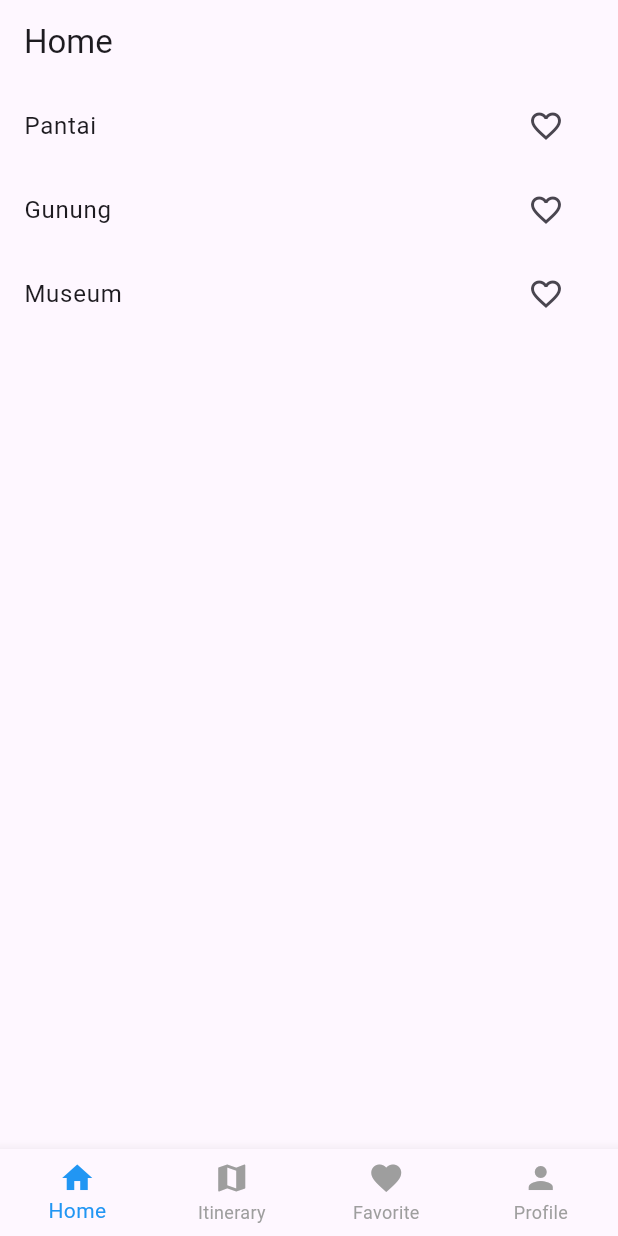
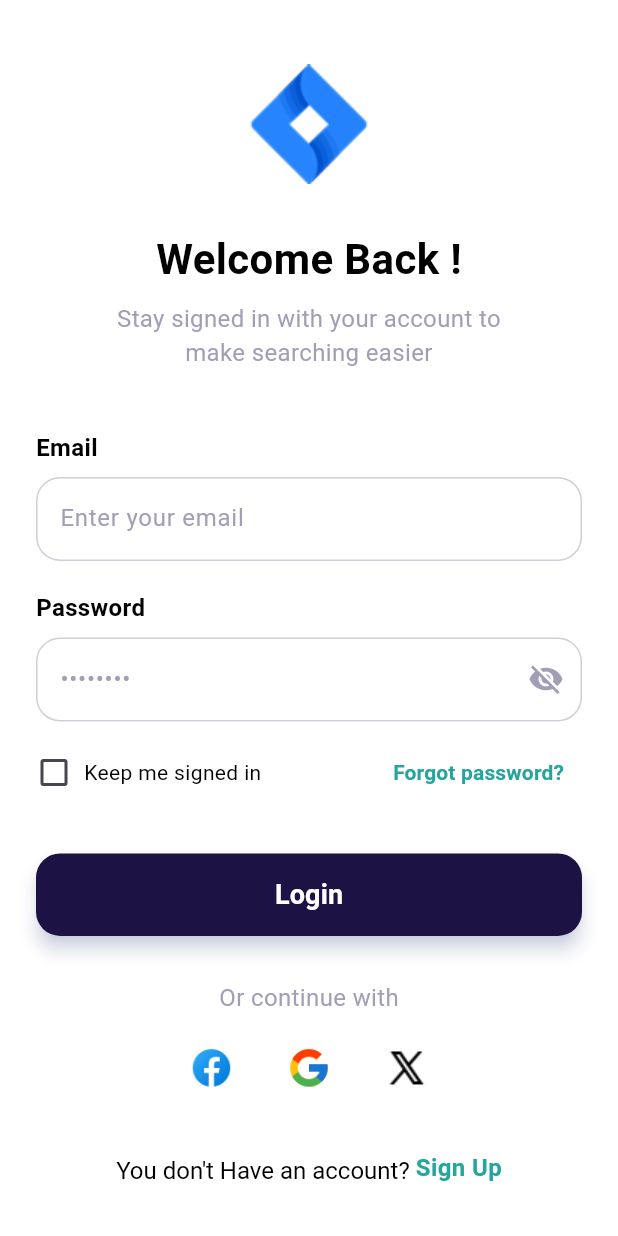
Before and after one commit to BEKUP-CAPSTONE/Traveljoy, a Flutter app: the screen it shows after launch, on a phone screen of 412 x 824 dp. Run offline on Flutter 3.47's test engine with Material 3 defaults, Android fonts, the phone set to English and light mode, and no system bars; our stand-ins replace go_router, supabase_flutter; accounts and stored records are empty.

Commit message:
add login and register screens

```diff
--- a/lib/core/constants/app_colors.dart
+++ b/lib/core/constants/app_colors.dart
@@ -0,0 +1,26 @@
+import 'package:flutter/material.dart';
+
+// #FFFFFF
+const Color kWhite = Color(0xFFFFFFFF);
+// #000000
+const Color kBlack = Color(0xFF000000);
+// #1C1243
+const Color kPrimaryDark = Color(0xFF1C1243);
+// #3F52B4
+const Color kPrimaryColor = Color(0xFF3F52B4);
+// #24A59E
+const Color kTeal = Color(0xFF24A59E);
+// #34C98E
+const Color kSuccessColor = Color(0xFF34C98E);
+// #FF5050
+const Color kAccentRed = Color(0xFFFF5050);
+// #FF6A5D
+const Color kSecondaryAccent = Color(0xFFFF6A5D);
+// #EE8F39
+const Color kOrangeDark = Color(0xFFEE8F39);
+// #FFB400
+const Color kWarningColor = Color(0xFFFFB400);
+// #A5A7AC
+const Color kNeutralGrey = Color(0xFFA5A7AC);
+// #A29EB6
+const Color kHintColor = Color(0xFFA29EB6);
--- a/lib/core/router.dart
+++ b/lib/core/router.dart
@@ -1,13 +1,26 @@
 import 'package:flutter/material.dart';
 import 'package:go_router/go_router.dart';
 
+import '../screens/auth/login_screen.dart';
+import '../screens/auth/register_screen.dart';
 import '../screens/main_navigation.dart';
 import '../screens/home/detail_wisata_screen.dart';
 import '../screens/itinerary/itinerary_result_screen.dart';
 import '../screens/itinerary/itinerary_history_screen.dart';
 
 final GoRouter appRouter = GoRouter(
+  initialLocation: '/login',
   routes: [
+    GoRoute(
+      path: '/login',
+      builder: (context, state) => const LoginPage(),
+    ),
+
+    GoRoute(
+      path: '/register',
+      builder: (context, state) => const RegisterScreen(),
+    ),
+
     GoRoute(
       path: '/',
       builder: (context, state) => const MainNavigation(),
--- a/lib/screens/auth/login_screen.dart
+++ b/lib/screens/auth/login_screen.dart
@@ -0,0 +1,319 @@
+import 'package:flutter/material.dart';
+import 'package:go_router/go_router.dart';
+import '../../core/constants/app_colors.dart';
+
+class LoginPage extends StatefulWidget {
+  const LoginPage({super.key});
+
+  @override
+  State<LoginPage> createState() => _LoginPageState();
+}
+
+class _LoginPageState extends State<LoginPage> {
+  bool _isChecked = false;
+  bool _isPasswordVisible = false;
+
+  final OutlineInputBorder _inputBorderStyle = OutlineInputBorder(
+    borderRadius: BorderRadius.circular(16),
+    borderSide: BorderSide(
+      color: kHintColor.withOpacity(0.5),
+      width: 1.0,
+    ),
+  );
+
+  @override
+  Widget build(BuildContext context) {
+    final double screenHeight = MediaQuery.of(context).size.height;
+
+    final double verticalPadding = screenHeight * 0.04;
+
+    return Scaffold(
+      // warna latar belakang eksplisit
+      backgroundColor: kWhite,
+      body: SingleChildScrollView(
+        child: Padding(
+          padding: EdgeInsets.fromLTRB(24.0, verticalPadding, 24.0, 24.0),
+          child: Column(
+            crossAxisAlignment: CrossAxisAlignment.stretch,
+            children: <Widget>[
+              // App Logo
+              _buildMainIcon(),
+              const SizedBox(height: 20),
+
+              // Teks Selamat Datang
+              _buildWelcomeText(),
+              const SizedBox(height: 40),
+
+              // Form Input (Email dan Password)
+              _buildEmailField(),
+              const SizedBox(height: 20),
+              _buildPasswordField(),
+              const SizedBox(height: 10),
+
+              // Checkbox dan Tautan Forgot Password
+              _buildKeepSignedInAndForgotPwd(),
+              const SizedBox(height: 30),
+
+              // Tombol Login
+              _buildLoginButton(context),
+              const SizedBox(height: 30),
+
+              // Teks "Or continue with"
+              _buildOrContinueWithText(),
+              const SizedBox(height: 20),
+
+              // Ikon Media Sosial
+              _buildSocialMediaIcons(),
+              const SizedBox(height: 40),
+
+              // Tautan Sign Up
+              _buildSignUpText(context),
+            ],
+          ),
+        ),
+      ),
+    );
+  }
+
+  Widget _buildMainIcon() {
+    return Center(
+      child: Image.asset(
+        'assets/images/logo.png',
+        width: 100,
+        height: 100,
+      ),
+    );
+  }
+
+  Widget _buildWelcomeText() {
+    return Column(
+      children: [
+        const Text(
+          'Welcome Back !',
+          style: TextStyle(
+            fontSize: 28,
+            fontWeight: FontWeight.bold,
+            color: kBlack,
+          ),
+        ),
+        const SizedBox(height: 8),
+        Text(
+          'Stay signed in with your account to\nmake searching easier',
+          textAlign: TextAlign.center,
+          style: TextStyle(
+            fontSize: 16,
+            color: kHintColor,
+          ),
+        ),
+      ],
+    );
+  }
+
+  Widget _buildEmailField() {
+    return Column(
+      crossAxisAlignment: CrossAxisAlignment.start,
+      children: [
+        const Text(
+          'Email',
+          style: TextStyle(
+            fontWeight: FontWeight.bold,
+            fontSize: 16,
+            color: kBlack,
+          ),
+        ),
+        const SizedBox(height: 8),
+        TextField(
+          keyboardType: TextInputType.emailAddress,
+          style: const TextStyle(color: kBlack),
+          decoration: InputDecoration(
+            hintText: 'Enter your email',
+            hintStyle: TextStyle(color: kHintColor),
+            filled: true,
+            fillColor: kWhite,
+            border: _inputBorderStyle,
+            enabledBorder: _inputBorderStyle,
+            focusedBorder: _inputBorderStyle,
+          ),
+        ),
+      ],
+    );
+  }
+
+  Widget _buildPasswordField() {
+    return Column(
+      crossAxisAlignment: CrossAxisAlignment.start,
+      children: [
+        const Text(
+          'Password',
+          style: TextStyle(
+            fontWeight: FontWeight.bold,
+            fontSize: 16,
+            color: kBlack,
+          ),
+        ),
+        const SizedBox(height: 8),
+        TextField(
+          obscureText: !_isPasswordVisible,
+          style: const TextStyle(color: kBlack),
+          decoration: InputDecoration(
+            hintText: '••••••••',
+            hintStyle: TextStyle(color: kHintColor),
+            filled: true,
+            fillColor: kWhite,
+            border: _inputBorderStyle,
+            enabledBorder: _inputBorderStyle,
+            focusedBorder: _inputBorderStyle,
+
+            suffixIcon: IconButton(
+              icon: Icon(
+                _isPasswordVisible ? Icons.visibility : Icons.visibility_off,
+                color: kHintColor,
+              ),
+              onPressed: () {
+                setState(() {
+                  _isPasswordVisible = !_isPasswordVisible;
+                });
+              },
+            ),
+          ),
+        ),
+      ],
+    );
+  }
+
+  Widget _buildKeepSignedInAndForgotPwd() {
+    return Row(
+      mainAxisAlignment: MainAxisAlignment.spaceBetween,
+      children: <Widget>[
+        Row(
+          children: <Widget>[
+            SizedBox(
+              width: 24.0,
+              height: 24.0,
+              child: Checkbox(
+                value: _isChecked,
+                activeColor: kPrimaryColor,
+                onChanged: (bool? value) {
+                  setState(() {
+                    _isChecked = value!;
+                  });
+                },
+              ),
+            ),
+            const SizedBox(width: 8.0),
+            const Text(
+              'Keep me signed in',
+              style: TextStyle(
+                fontSize: 14,
+                color: kBlack,
+              ),
+            ),
+          ],
+        ),
+        TextButton(
+          onPressed: () {
+            // Lupa Password
+          },
+          child: const Text(
+            'Forgot password?',
+            style: TextStyle(
+              fontSize: 14,
+              color: kTeal,
+              fontWeight: FontWeight.bold,
+            ),
+          ),
+        ),
+      ],
+    );
+  }
+
+  Widget _buildLoginButton(BuildContext context) {
+    return ElevatedButton(
+      onPressed: () {
+        context.go('/');
+      },
+      style: ElevatedButton.styleFrom(
+        backgroundColor: kPrimaryDark,
+        minimumSize: const Size(double.infinity, 55),
+        shape: RoundedRectangleBorder(
+          borderRadius: BorderRadius.circular(16),
+        ),
+        elevation: 5,
+        shadowColor: kPrimaryColor.withOpacity(0.4),
+      ),
+      child: const Text(
+        'Login',
+        style: TextStyle(
+          fontSize: 18,
+          fontWeight: FontWeight.bold,
+          color: kWhite,
+        ),
+      ),
+    );
+  }
+
+  Widget _buildOrContinueWithText() {
+    return const Center(
+      child: Text(
+        'Or continue with',
+        style: TextStyle(
+          color: kHintColor,
+          fontSize: 16,
+        ),
+      ),
+    );
+  }
+
+  Widget _buildSocialMediaIcons() {
+    return Row(
+      mainAxisAlignment: MainAxisAlignment.center,
+      children: <Widget>[
+        _buildSocialIcon('assets/images/icons-facebook.png'),
+        const SizedBox(width: 35),
+        _buildSocialIcon('assets/images/icons-google.png'),
+        const SizedBox(width: 35),
+        _buildSocialIcon('assets/images/icons-twitter.png'),
+      ],
+    );
+  }
+
+  Widget _buildSocialIcon(String assetPath) {
+    return Image.asset(
+      assetPath,
+      width: 30,
+      height: 30,
+    );
+  }
+
+  Widget _buildSignUpText(BuildContext context) {
+    return Center(
+      child: RichText(
+        textAlign: TextAlign.center,
+        text: TextSpan(
+          text: "You don't Have an account? ",
+          style: TextStyle(
+            color: kBlack,
+            fontSize: 16,
+          ),
+          children: <InlineSpan>[
+            WidgetSpan(
+              child: InkWell(
+                onTap: () {
+                  context.go('/register');
+                },
+                child: Text(
+                  'Sign Up',
+                  style: TextStyle(
+                    color: kTeal,
+                    fontWeight: FontWeight.bold,
+                    fontSize: 16,
+                  ),
+                ),
+              ),
+            ),
+          ],
+        ),
+      ),
+    );
+  }
+}
--- a/pubspec.yaml
+++ b/pubspec.yaml
@@ -62,7 +62,8 @@ flutter:
 
   # To add assets to your application, add an assets section, like this:
   assets:
-    - assets/secrets.json
+#    - assets/secrets.json
+    - assets/images/
   #   - images/a_dot_ham.jpeg
 
   # An image asset can refer to one or more resolution-specific "variants", see
```
Also changed, not shown: lib/screens/auth/register_screen.dart (+275 -0 lines), assets/images/icons-facebook.png (added), assets/images/icons-google.png (added), assets/images/icons-twitter.png (added), assets/images/logo.png (added), 1 other file.
